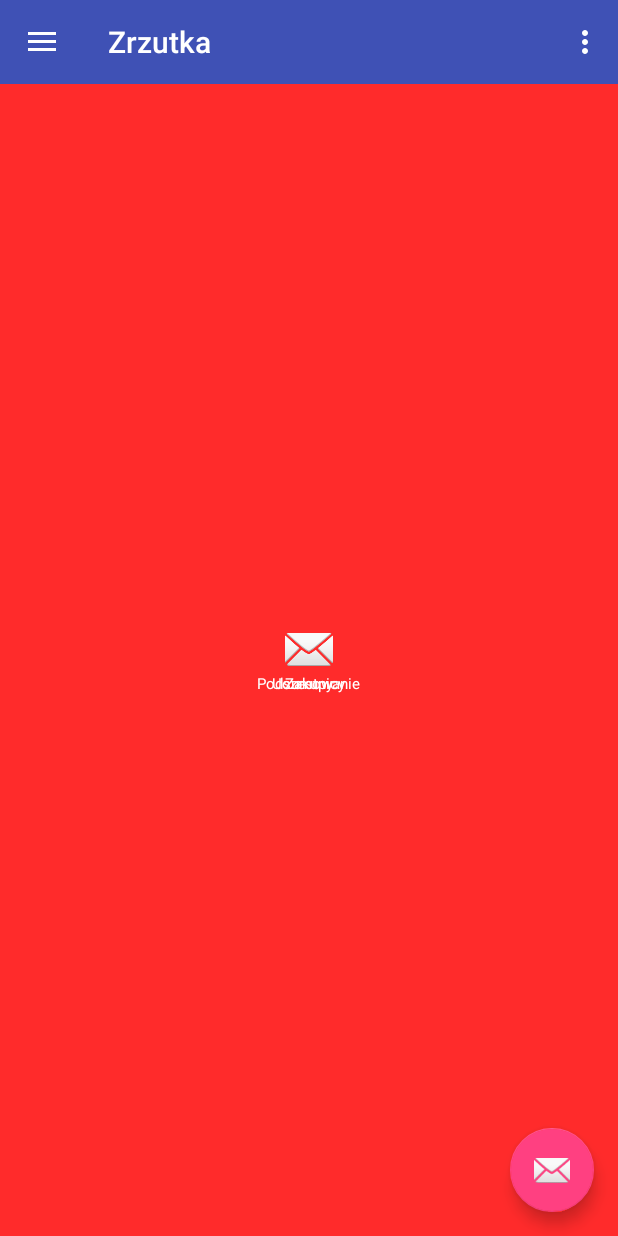
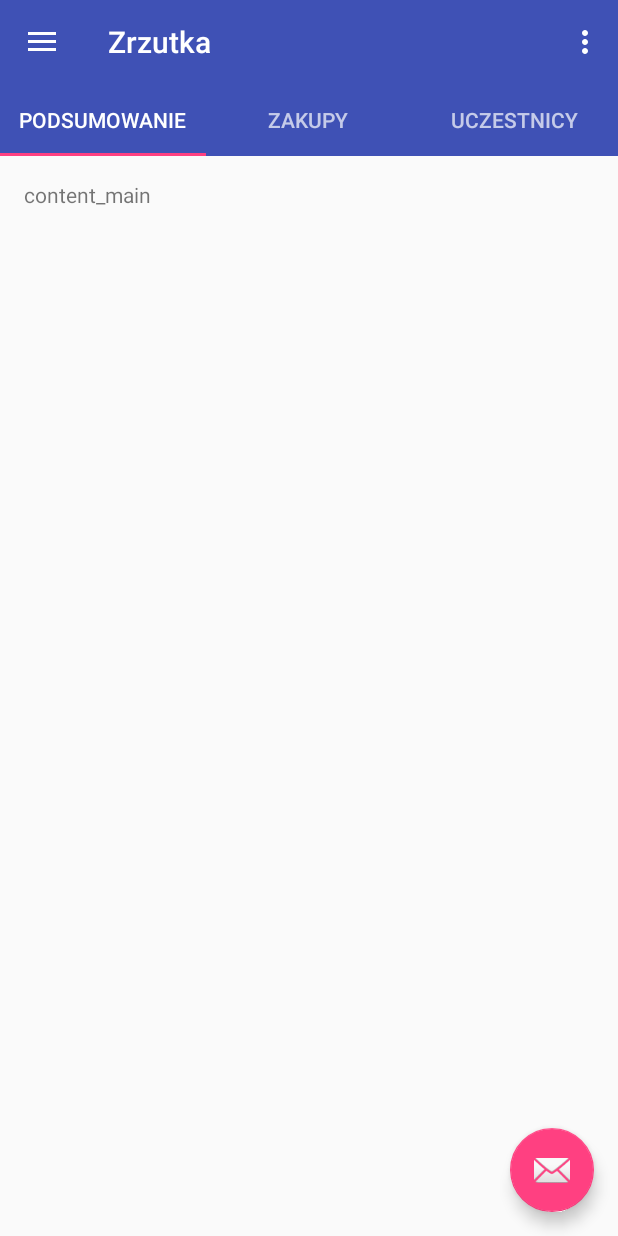
Before and after one commit to trzye/Zrzutka, an Android app: the fragment ContributionFragment placed in its activity, on a phone screen of 412 x 824 dp. Run offline under Robolectric (Android 15) with nearby library versions, the phone set to English and light mode, and no system bars; libraries missing offline, so code that uses them is left out: com.j256.ormlite.

Commit message:
Yup, the feel I want. For future me: NO TABHOST! PagerAdapter + PageLayout

```diff
--- /dev/null
+++ b/client/app/src/main/java/pl/edu/pw/jereczem/zrzutka/client/ContributionPagerAdapter.kt
@@ -0,0 +1,16 @@
+package pl.edu.pw.jereczem.zrzutka.client
+
+import android.support.v4.app.Fragment
+import android.support.v4.app.FragmentManager
+import android.support.v4.app.FragmentStatePagerAdapter
+
+class ContributionPagerAdapter(fragmentManager: FragmentManager) : FragmentStatePagerAdapter(fragmentManager) {
+    override fun getItem(position: Int): Fragment {
+        return MainFragment()
+    }
+
+    override fun getCount(): Int {
+        return 3
+    }
+
+}
--- a/client/app/src/main/java/pl/edu/pw/jereczem/zrzutka/client/view/contribution/ContributionFragment.kt
+++ b/client/app/src/main/java/pl/edu/pw/jereczem/zrzutka/client/view/contribution/ContributionFragment.kt
@@ -1,15 +1,12 @@
 package pl.edu.pw.jereczem.zrzutka.client
 
-import android.content.Context
 import android.os.Bundle
+import android.support.design.widget.TabLayout
 import android.support.v4.app.Fragment
-import android.support.v4.content.ContextCompat
+import android.support.v4.view.ViewPager
 import android.view.LayoutInflater
 import android.view.View
 import android.view.ViewGroup
-import android.widget.ImageView
-import android.widget.TabHost
-import android.widget.TextView
 
 class ContributionFragment : Fragment(){
 
@@ -19,46 +16,33 @@ class ContributionFragment : Fragment(){
         val summaryLabel = view.resources.getString(R.string.tab_summary)
         val purchasesLabel = view.resources.getString(R.string.tab_purchases)
 
-        val tabHost = (view.findViewById(R.id.contributionTabHost) as TabHost).apply {
-            setup()
-        }
-//
-//        tabHost.addTab(summaryLabel, R.id.summaryTab)
-//        tabHost.addTab(contributorsLabel, R.id.contributorsTab)
-//        tabHost.addTab(purchasesLabel, R.id.purchasesTab)
+        val tabLayout = view.findViewById(R.id.tabLayout) as TabLayout
+        tabLayout.addTab(tabLayout.newTab().setText(summaryLabel))
+        tabLayout.addTab(tabLayout.newTab().setText(purchasesLabel))
+        tabLayout.addTab(tabLayout.newTab().setText(contributorsLabel))
+        tabLayout.tabGravity = TabLayout.GRAVITY_FILL;
 
-//        val x = createTabView(view.context, "Test")
+        val viewPager = view.findViewById(R.id.viewPager) as ViewPager
+        val pagerAdapter = ContributionPagerAdapter(fragmentManager)
 
-        setupTab(tabHost, view.findViewById(R.id.contributorsTab), contributorsLabel, android.R.drawable.ic_dialog_email)
-        setupTab(tabHost, view.findViewById(R.id.summaryTab), summaryLabel, android.R.drawable.ic_dialog_email)
-        setupTab(tabHost, view.findViewById(R.id.purchasesTab), purchasesLabel, android.R.drawable.ic_dialog_email)
+        viewPager.adapter = pagerAdapter
+        viewPager.addOnPageChangeListener(TabLayout.TabLayoutOnPageChangeListener(tabLayout))
 
+        tabLayout.setOnTabSelectedListener(object: TabLayout.OnTabSelectedListener{
+            override fun onTabReselected(tab: TabLayout.Tab) {
+                viewPager.currentItem = tab.position
+            }
+
+            override fun onTabUnselected(tab: TabLayout.Tab) {
+            }
+
+            override fun onTabSelected(tab: TabLayout.Tab) {
+            }
+
+        })
 
         return view
     }
 
-    private fun TabHost.addTab(contributorsLabel: String, layoutId: Int) {
-        addTab(
-                newTabSpec(contributorsLabel).apply {
-                    setContent(layoutId)
-                    setIndicator("", ContextCompat.getDrawable(activity, android.R.drawable.ic_dialog_email))
-                }
-        )
-    }
-
-    private fun setupTab(mTabHost: TabHost, view: View, tag: String, icon: Int) {
-        val tabview = createTabView(mTabHost.context, tag, icon)
-        val setContent = mTabHost.newTabSpec(tag).setIndicator(tabview).setContent { view }
-        mTabHost.addTab(setContent)
-    }
-
-    private fun createTabView(context: Context, text: String, icon: Int): View {
-        val view = LayoutInflater.from(context).inflate(R.layout.tabs_bg, null)
-        val tv = view.findViewById(R.id.tabsText) as TextView
-        val im = view.findViewById(R.id.tabsImage) as ImageView
-        im.setImageDrawable(ContextCompat.getDrawable(context, icon))
-        tv.text = text
-        return view
-    }
 
 }
--- a/client/app/src/main/res/layout/content_contribution.xml
+++ b/client/app/src/main/res/layout/content_contribution.xml
@@ -8,57 +8,22 @@
     tools:context="pl.edu.pw.jereczem.zrzutka.client.view.contribution.ContributionFragment"
     android:id="@+id/mainFragment">
 
+    <android.support.design.widget.TabLayout
+        android:id="@+id/tabLayout"
+        android:layout_width="match_parent"
+        android:layout_height="wrap_content"
+        android:layout_alignParentTop="true"
+        android:layout_alignParentStart="true"
+        android:theme="@style/AppTheme.AppBarOverlay"
+        android:background="@color/colorPrimary">
 
-    <TabHost
-        android:id="@+id/contributionTabHost"
+    </android.support.design.widget.TabLayout>
+
+    <android.support.v4.view.ViewPager
+        android:id="@+id/viewPager"
         android:layout_width="match_parent"
         android:layout_height="match_parent"
-        android:layout_alignParentTop="true"
-        android:layout_alignParentStart="true">
+        android:layout_below="@+id/tabLayout">
+    </android.support.v4.view.ViewPager>
 
-        <LinearLayout
-            android:layout_width="match_parent"
-            android:layout_height="match_parent"
-            android:orientation="vertical">
-
-            <TabWidget
-                android:id="@android:id/tabs"
-                android:layout_width="match_parent"
-                android:layout_height="wrap_content"
-                android:background="@color/colorPrimary"/>
-
-            <FrameLayout
-                android:id="@android:id/tabcontent"
-                android:layout_width="match_parent"
-                android:layout_height="match_parent">
-
-                <LinearLayout
-                    android:id="@+id/summaryTab"
-                    android:layout_width="match_parent"
-                    android:layout_height="match_parent"
-                    android:orientation="vertical"
-                    android:background="@color/colorPrimary">
-
-                </LinearLayout>
-
-                <LinearLayout
-                    android:id="@+id/purchasesTab"
-                    android:layout_width="match_parent"
-                    android:layout_height="match_parent"
-                    android:orientation="vertical"
-                    android:background="@color/colorAccent">
-
-                </LinearLayout>
-
-                <LinearLayout
-                    android:id="@+id/contributorsTab"
-                    android:layout_width="match_parent"
-                    android:layout_height="match_parent"
-                    android:orientation="vertical"
-                    android:background="@color/colorError">
-
-                </LinearLayout>
-            </FrameLayout>
-        </LinearLayout>
-    </TabHost>
 </RelativeLayout>
--- a/client/app/src/main/res/layout/tabs_bg.xml
+++ /dev/null
@@ -1,20 +0,0 @@
-<?xml version="1.0" encoding="utf-8"?>
-<LinearLayout xmlns:android="http://schemas.android.com/apk/res/android"
-    android:id="@+id/tabsLayout"
-    android:layout_width="fill_parent"
-    android:layout_height="fill_parent"
-    android:padding="10dip"
-    android:gravity="center"
-    android:orientation="vertical">
-
-    <ImageView
-        android:id="@+id/tabsImage"
-        android:layout_width="wrap_content"
-        android:layout_height="wrap_content"
-        android:src="@android:drawable/ic_dialog_email"/>
-
-    <TextView android:id="@+id/tabsText" android:layout_width="wrap_content"
-        android:layout_height="wrap_content" android:text="Title"
-        android:textColor="@color/colorTextOnPrimary"
-        android:textSize="10dip" />
-</LinearLayout>
```
